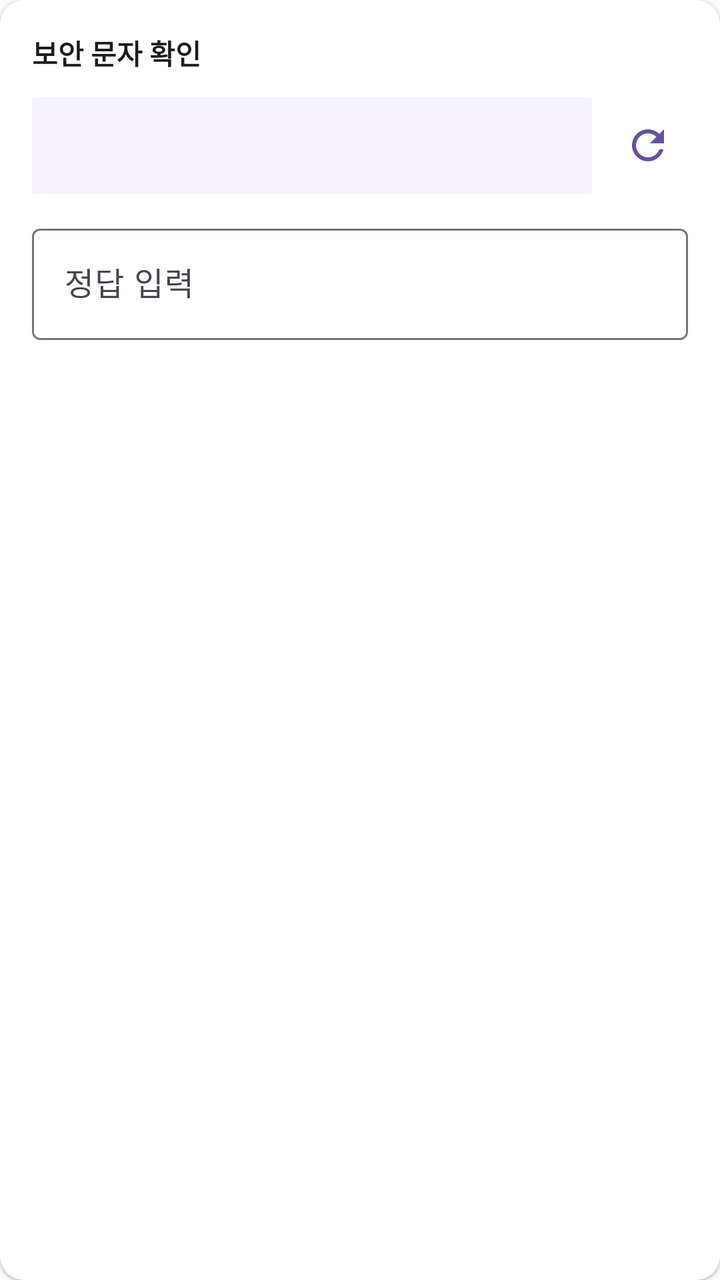
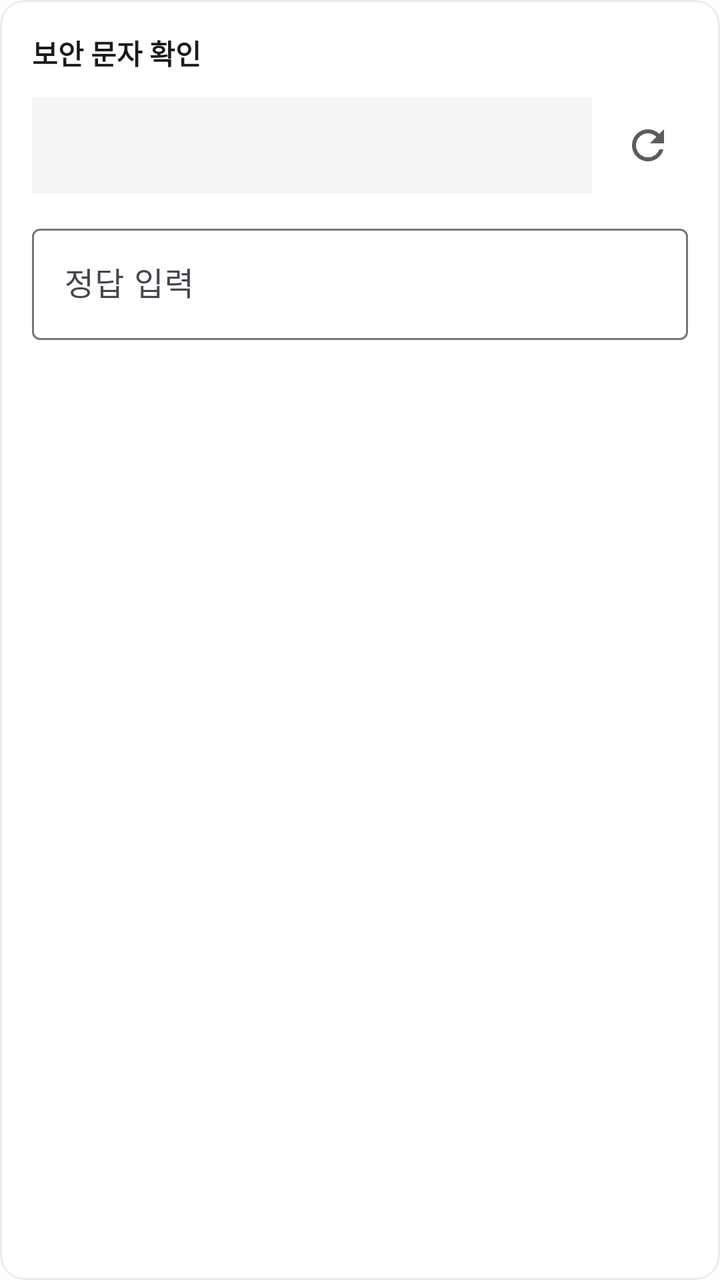

Two renders of the same Android screen: before a commit and after it. Below are the layout's source before the change and the commit's diff.
<!-- AndroidManifest.xml: application theme Theme.TripShare -->
<!-- res/layout/view_captcha.xml -->
<?xml version="1.0" encoding="utf-8"?>
<LinearLayout xmlns:android="http://schemas.android.com/apk/res/android"
    android:layout_width="match_parent"
    android:layout_height="wrap_content"
    android:layout_marginTop="20dp"
    android:background="@drawable/bg_rounded_card"
    android:elevation="1dp"
    android:orientation="vertical"
    android:padding="16dp">

    <TextView
        android:layout_width="wrap_content"
        android:layout_height="wrap_content"
        android:text="@string/captcha_title"
        android:textColor="@color/text_primary"
        android:textSize="14sp"
        android:textStyle="bold" />

    <LinearLayout
        android:layout_width="match_parent"
        android:layout_height="wrap_content"
        android:layout_marginTop="12dp"
        android:gravity="center_vertical"
        android:orientation="horizontal">

        <TextView
            android:id="@+id/tv_captcha_question"
            android:layout_width="0dp"
            android:layout_height="wrap_content"
            android:layout_weight="1"
            android:background="@color/purple_surface"
            android:padding="12dp"
            android:textColor="@color/purple_primary"
            android:textSize="18sp"
            android:textStyle="bold" />

        <ImageButton
            android:id="@+id/btn_captcha_refresh"
            android:layout_width="40dp"
            android:layout_height="40dp"
            android:layout_marginStart="8dp"
            android:background="?attr/selectableItemBackgroundBorderless"
            android:contentDescription="@string/captcha_refresh"
            android:src="@drawable/ic_refresh" />
    </LinearLayout>

    <com.google.android.material.textfield.TextInputLayout
        android:layout_width="match_parent"
        android:layout_height="wrap_content"
        android:layout_marginTop="12dp"
        android:hint="@string/captcha_answer_hint">

        <com.google.android.material.textfield.TextInputEditText
            android:id="@+id/et_captcha_answer"
            android:layout_width="match_parent"
            android:layout_height="wrap_content"
            android:inputType="numberSigned" />
    </com.google.android.material.textfield.TextInputLayout>
</LinearLayout>
<!-- resources referenced by this layout -->
<resources>
  <color name="purple_primary">#6750A4</color>
  <color name="purple_surface">#F6F2FF</color>
  <color name="text_primary">#1C1B1F</color>
  <!-- drawable bg_rounded_card (drawable) -->
  <?xml version="1.0" encoding="utf-8"?>
  <shape xmlns:android="http://schemas.android.com/apk/res/android"
      android:shape="rectangle">
      <solid android:color="@color/card_bg" />
      <corners android:radius="12dp" />
  </shape>
  <!-- drawable ic_refresh (drawable) -->
  <vector xmlns:android="http://schemas.android.com/apk/res/android"
      android:width="24dp"
      android:height="24dp"
      android:viewportWidth="24"
      android:viewportHeight="24">
      <path
          android:fillColor="@color/purple_primary"
          android:pathData="M17.65,6.35C16.2,4.9 14.21,4 12,4c-4.42,0 -7.99,3.58 -7.99,8s3.57,8 7.99,8c3.73,0 6.84,-2.55 7.73,-6h-2.08c-0.82,2.33 -3.04,4 -5.65,4 -3.31,0 -6,-2.69 -6,-6s2.69,-6 6,-6c1.66,0 3.14,0.69 4.22,1.78L13,11h7V4l-2.35,2.35z" />
  </vector>
  <string name="captcha_answer_hint">정답 입력</string>
  <string name="captcha_refresh">새로고침</string>
  <string name="captcha_title">보안 문자 확인</string>
  <style name="Theme.TripShare" parent="Base.Theme.TripShare" />
  <color name="card_bg">#FFFFFF</color>
  <style name="Base.Theme.TripShare" parent="Theme.Material3.DayNight.NoActionBar">
          <item name="colorPrimary">@color/purple_primary</item>
          <item name="colorPrimaryDark">@color/purple_dark</item>
          <item name="colorAccent">@color/purple_primary</item>
          <item name="android:statusBarColor">@color/white</item>
          <item name="android:windowLightStatusBar">true</item>
          <item name="android:navigationBarColor">@color/white</item>
      </style>
  <color name="purple_dark">#4F378B</color>
  <color name="white">#FFFFFFFF</color>
</resources>

<!-- the commit's change to res/layout/view_captcha.xml (unified diff, before → after) -->
@@ -4,7 +4,6 @@
     android:layout_height="wrap_content"
     android:layout_marginTop="20dp"
     android:background="@drawable/bg_rounded_card"
-    android:elevation="1dp"
     android:orientation="vertical"
     android:padding="16dp">
 
@@ -28,9 +27,9 @@
             android:layout_width="0dp"
             android:layout_height="wrap_content"
             android:layout_weight="1"
-            android:background="@color/purple_surface"
+            android:background="@color/surface_subtle"
             android:padding="12dp"
-            android:textColor="@color/purple_primary"
+            android:textColor="@color/text_primary"
             android:textSize="18sp"
             android:textStyle="bold" />
 
<!-- resource entries referenced after the edit -->
@@ -1,13 +1,16 @@
 <!-- resources referenced by this layout -->
 <resources>
-  <color name="purple_primary">#6750A4</color>
-  <color name="purple_surface">#F6F2FF</color>
-  <color name="text_primary">#1C1B1F</color>
+  <color name="surface_subtle">#F5F5F5</color>
+  <color name="purple_primary">#5C43C2</color>
+  <color name="text_primary">#1A1A1A</color>
   <!-- drawable bg_rounded_card (drawable) -->
   <?xml version="1.0" encoding="utf-8"?>
   <shape xmlns:android="http://schemas.android.com/apk/res/android"
       android:shape="rectangle">
       <solid android:color="@color/card_bg" />
+      <stroke
+          android:width="1dp"
+          android:color="@color/divider" />
       <corners android:radius="12dp" />
   </shape>
   <!-- drawable ic_refresh (drawable) -->
@@ -17,7 +20,7 @@
       android:viewportWidth="24"
       android:viewportHeight="24">
       <path
-          android:fillColor="@color/purple_primary"
+          android:fillColor="@color/text_secondary"
           android:pathData="M17.65,6.35C16.2,4.9 14.21,4 12,4c-4.42,0 -7.99,3.58 -7.99,8s3.57,8 7.99,8c3.73,0 6.84,-2.55 7.73,-6h-2.08c-0.82,2.33 -3.04,4 -5.65,4 -3.31,0 -6,-2.69 -6,-6s2.69,-6 6,-6c1.66,0 3.14,0.69 4.22,1.78L13,11h7V4l-2.35,2.35z" />
   </vector>
   <string name="captcha_answer_hint">정답 입력</string>
@@ -25,15 +28,22 @@
   <string name="captcha_title">보안 문자 확인</string>
   <style name="Theme.TripShare" parent="Base.Theme.TripShare" />
   <color name="card_bg">#FFFFFF</color>
+  <color name="divider">#EBEBEB</color>
+  <color name="text_secondary">#5C5C5C</color>
   <style name="Base.Theme.TripShare" parent="Theme.Material3.DayNight.NoActionBar">
           <item name="colorPrimary">@color/purple_primary</item>
           <item name="colorPrimaryDark">@color/purple_dark</item>
           <item name="colorAccent">@color/purple_primary</item>
-          <item name="android:statusBarColor">@color/white</item>
+          <item name="android:colorBackground">@color/background</item>
+          <item name="colorSurface">@color/card_bg</item>
+          <item name="android:windowBackground">@color/background</item>
+          <item name="android:statusBarColor">@color/background</item>
           <item name="android:windowLightStatusBar">true</item>
-          <item name="android:navigationBarColor">@color/white</item>
+          <item name="android:navigationBarColor">@color/background</item>
+          <item name="android:windowLightNavigationBar" tools:targetApi="27">true</item>
+          <item name="android:windowOptOutEdgeToEdgeEnforcement" tools:targetApi="35">true</item>
       </style>
-  <color name="purple_dark">#4F378B</color>
-  <color name="white">#FFFFFFFF</color>
+  <color name="purple_dark">#4A35A0</color>
+  <color name="background">#FEFEFE</color>
 </resources>
 
